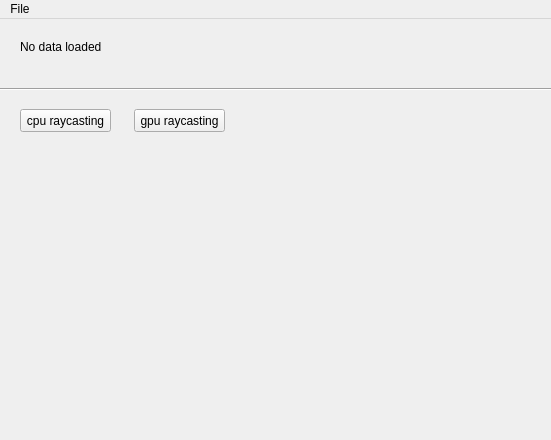
Above: Projekt/res/MainWindow.ui from matschyrious/Visu before the change; both pictures show x 0 to 551 and y 0 to 440 of the 1000 by 700 pixel window. Below: the same form after it.
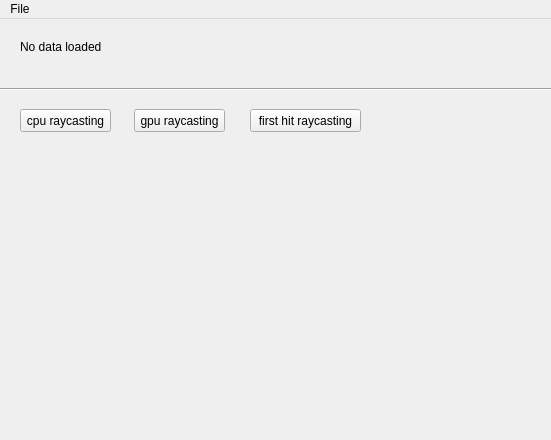
That is the form after the change.

```diff
--- a/Projekt/res/MainWindow.ui
+++ b/Projekt/res/MainWindow.ui
@@ -64,8 +64,8 @@
      <rect>
       <x>20</x>
       <y>140</y>
-      <width>391</width>
-      <height>221</height>
+      <width>441</width>
+      <height>511</height>
      </rect>
     </property>
     <property name="text">
@@ -101,16 +101,42 @@
    <widget class="QLabel" name="labelGradient">
     <property name="geometry">
      <rect>
-      <x>20</x>
+      <x>560</x>
       <y>410</y>
-      <width>541</width>
-      <height>251</height>
+      <width>431</width>
+      <height>261</height>
      </rect>
     </property>
     <property name="text">
      <string/>
     </property>
    </widget>
+   <widget class="QLabel" name="firstHit_label">
+    <property name="geometry">
+     <rect>
+      <x>540</x>
+      <y>100</y>
+      <width>431</width>
+      <height>261</height>
+     </rect>
+    </property>
+    <property name="text">
+     <string/>
+    </property>
+   </widget>
+   <widget class="QPushButton" name="pushButtonFirstHit">
+    <property name="geometry">
+     <rect>
+      <x>250</x>
+      <y>90</y>
+      <width>111</width>
+      <height>23</height>
+     </rect>
+    </property>
+    <property name="text">
+     <string>first hit raycasting</string>
+    </property>
+   </widget>
   </widget>
   <widget class="QMenuBar" name="menubar">
    <property name="geometry">
```
